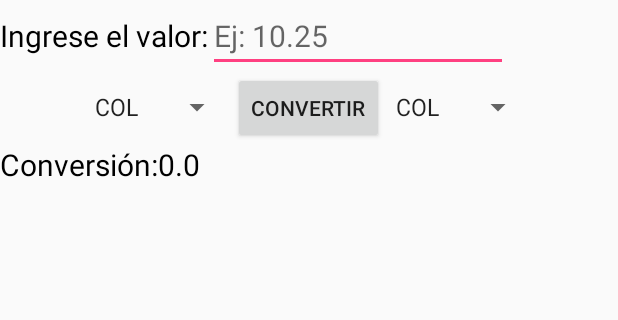
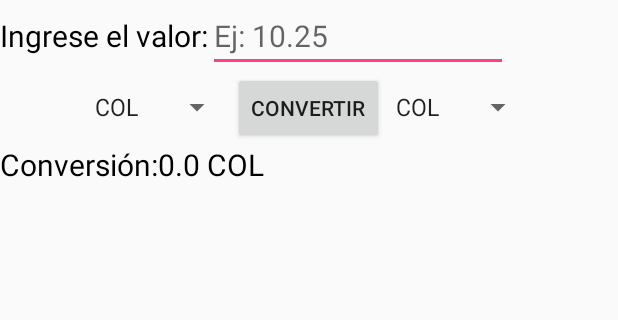
Before and after one commit to nestorcalvo/ConversorDeMoneda, an Android app: the screen it shows after launch (MainActivity), after a tap on "CONVERTIR", on a phone screen of 412 x 824 dp, the part 145-465 px from its top. Run offline under Robolectric (Android 15) with nearby library versions, the phone set to English and light mode, and no system bars; 1 statement that could not run was skipped.

Commit message:
Solución errores.

```diff
--- a/app/src/main/java/com/nestorcalvo/conversordemoneda/MainActivity.kt
+++ b/app/src/main/java/com/nestorcalvo/conversordemoneda/MainActivity.kt
@@ -1,15 +1,14 @@
 package com.nestorcalvo.conversordemoneda
 
 import android.annotation.SuppressLint
+import android.os.Bundle
 import android.support.v7.app.AppCompatActivity
-import android.os.Bundle
 import kotlinx.android.synthetic.main.activity_main.*
 import java.math.RoundingMode
 import java.text.DecimalFormat
 
 
 class MainActivity : AppCompatActivity() {
-
 
 
     @SuppressLint("DefaultLocale")
@@ -26,23 +25,25 @@ class MainActivity : AppCompatActivity() {
             var Valor1 = etCurrency1.text.toString().toDouble()
             var Moneda1 = spCurrency_1.selectedItem.toString()
             var Moneda2 = spCurrency_2.selectedItem.toString()
-            var Resultado = "Hola"
-            if (Moneda1 == Moneda2){
+            var Resultado: String
+            if (Moneda1 == Moneda2) {
                 Resultado = Valor1.toString()
+            } else {
+                Resultado =
+                    (roundOffDecimal(Valor1 * (map_currency[Moneda1].toString().toDouble() / map_currency[Moneda2].toString().toDouble()))).toString()
+
             }
-            else{
-                Resultado = roundOffDecimal((Valor1*(map_currency[Moneda1].toString().toDouble()/map_currency[Moneda2].toString().toDouble()))).toString()
-                //Resultado = java.lang.String.format("%.0f",Resultado)
-            }
-            tvResult.text = Resultado
+            tvResult.text = Resultado + " " + Moneda2
 
         }
 
 
     }
-    fun roundOffDecimal(number: Double): Double? {
+    fun roundOffDecimal(number: Double): Double?{
         val df = DecimalFormat("#.##")
         df.roundingMode = RoundingMode.CEILING
         return df.format(number).toDouble()
+
     }
+
 }
--- a/app/src/main/res/layout/activity_main.xml
+++ b/app/src/main/res/layout/activity_main.xml
@@ -28,7 +28,7 @@
         <EditText
                 android:layout_width="200dp"
                 android:layout_height="wrap_content"
-                android:inputType="number"
+                android:inputType="numberDecimal"
                 android:id="@+id/etCurrency1"
                 android:hint="@string/Currency"
                 android:textSize="20sp"
@@ -83,7 +83,7 @@
         <TextView
                 android:layout_width="200dp"
                 android:layout_height="wrap_content"
-                android:inputType="number"
+                android:inputType="numberDecimal"
                 android:id="@+id/tvResult"
                 android:textSize="20sp"
                 android:textColor="@color/black"
```
